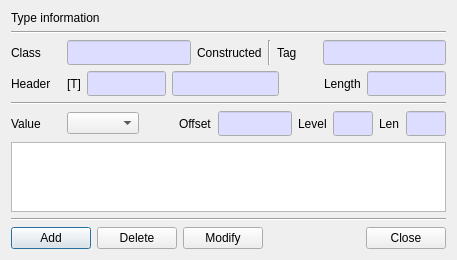
The window that BerEditor/edit_value_dlg.ui (jykim74/BerEditor) describes before a commit, drawn with Qt 5.
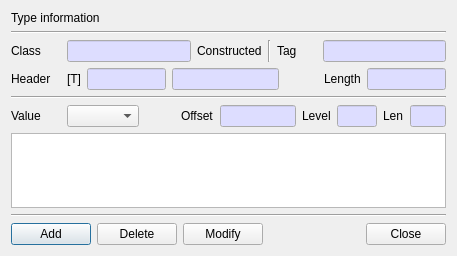
The same window after the commit.

What changed in the file:
```diff
--- a/BerEditor/edit_value_dlg.ui
+++ b/BerEditor/edit_value_dlg.ui
@@ -7,7 +7,7 @@
     <x>0</x>
     <y>0</y>
     <width>457</width>
-    <height>249</height>
+    <height>256</height>
    </rect>
   </property>
   <property name="windowTitle">
@@ -82,11 +82,6 @@
          </disabled>
         </palette>
        </property>
-       <property name="font">
-        <font>
-         <family>굴림체</family>
-        </font>
-       </property>
        <property name="readOnly">
         <bool>true</bool>
        </property>
@@ -161,11 +156,6 @@
          </disabled>
         </palette>
        </property>
-       <property name="font">
-        <font>
-         <family>굴림체</family>
-        </font>
-       </property>
        <property name="readOnly">
         <bool>true</bool>
        </property>
@@ -240,11 +230,6 @@
          </disabled>
         </palette>
        </property>
-       <property name="font">
-        <font>
-         <family>굴림체</family>
-        </font>
-       </property>
        <property name="readOnly">
         <bool>true</bool>
        </property>
@@ -289,11 +274,6 @@
          </disabled>
         </palette>
        </property>
-       <property name="font">
-        <font>
-         <family>굴림체</family>
-        </font>
-       </property>
        <property name="readOnly">
         <bool>true</bool>
        </property>
@@ -370,11 +350,6 @@
          </disabled>
         </palette>
        </property>
-       <property name="font">
-        <font>
-         <family>굴림체</family>
-        </font>
-       </property>
        <property name="readOnly">
         <bool>true</bool>
        </property>
@@ -439,11 +414,6 @@
          </disabled>
         </palette>
        </property>
-       <property name="font">
-        <font>
-         <family>굴림체</family>
-        </font>
-       </property>
        <property name="readOnly">
         <bool>true</bool>
        </property>
@@ -549,11 +519,6 @@
          </disabled>
         </palette>
        </property>
-       <property name="font">
-        <font>
-         <family>굴림체</family>
-        </font>
-       </property>
        <property name="readOnly">
         <bool>true</bool>
        </property>
@@ -617,11 +582,6 @@
          </disabled>
         </palette>
        </property>
-       <property name="font">
-        <font>
-         <family>굴림체</family>
-        </font>
-       </property>
        <property name="readOnly">
         <bool>true</bool>
        </property>
```
